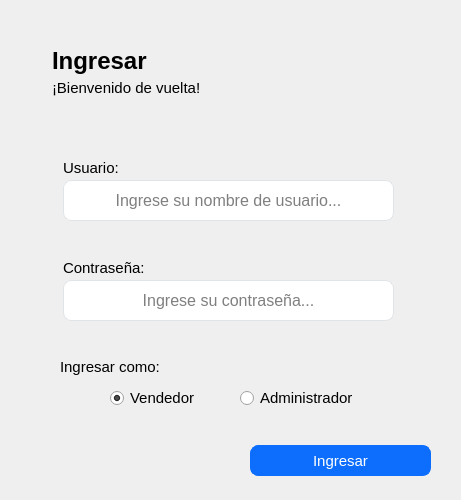
ivanperez-7/printpos, file ui/Ui_Login.ui: the form before one commit.
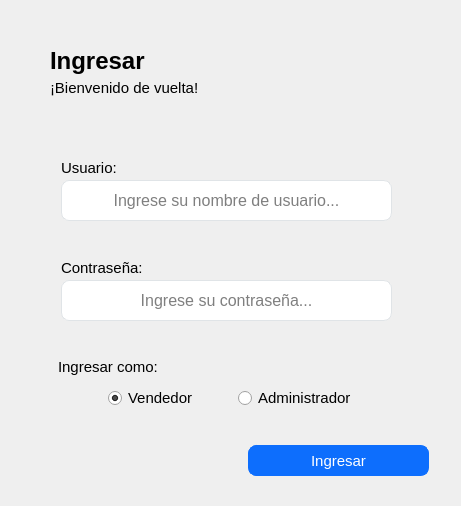
The form after the commit. Icons and pictures are not drawn.

```diff
--- a/ui/Ui_Login.ui
+++ b/ui/Ui_Login.ui
@@ -1,13 +1,13 @@
 <?xml version="1.0" encoding="UTF-8"?>
 <ui version="4.0">
  <class>Login</class>
- <widget class="QMainWindow" name="Login">
+ <widget class="QWidget" name="Login">
   <property name="geometry">
    <rect>
     <x>0</x>
     <y>0</y>
     <width>461</width>
-    <height>500</height>
+    <height>506</height>
    </rect>
   </property>
   <property name="windowTitle">
@@ -32,87 +32,10 @@
   color: #767e89;
 }</string>
   </property>
-  <widget class="QWidget" name="centralwidget">
-   <widget class="QLabel" name="lbTitulo">
-    <property name="geometry">
-     <rect>
-      <x>52</x>
-      <y>40</y>
-      <width>101</width>
-      <height>41</height>
-     </rect>
-    </property>
-    <property name="font">
-     <font>
-      <pointsize>18</pointsize>
-      <bold>true</bold>
-     </font>
-    </property>
-    <property name="text">
-     <string>Ingresar</string>
-    </property>
-   </widget>
-   <widget class="QLineEdit" name="inputUsuario">
-    <property name="geometry">
-     <rect>
-      <x>63</x>
-      <y>180</y>
-      <width>331</width>
-      <height>41</height>
-     </rect>
-    </property>
-    <property name="font">
-     <font>
-      <pointsize>12</pointsize>
-     </font>
-    </property>
-    <property name="alignment">
-     <set>Qt::AlignCenter</set>
-    </property>
-    <property name="placeholderText">
-     <string>Ingrese su nombre de usuario...</string>
-    </property>
-   </widget>
-   <widget class="QLabel" name="lbUsuario">
-    <property name="geometry">
-     <rect>
-      <x>63</x>
-      <y>160</y>
-      <width>81</width>
-      <height>16</height>
-     </rect>
-    </property>
-    <property name="font">
-     <font>
-      <pointsize>11</pointsize>
-     </font>
-    </property>
-    <property name="text">
-     <string>Usuario:</string>
-    </property>
-   </widget>
-   <widget class="QLabel" name="lbContrasenia">
-    <property name="geometry">
-     <rect>
-      <x>63</x>
-      <y>260</y>
-      <width>91</width>
-      <height>16</height>
-     </rect>
-    </property>
-    <property name="font">
-     <font>
-      <pointsize>11</pointsize>
-     </font>
-    </property>
-    <property name="text">
-     <string>Contraseña:</string>
-    </property>
-   </widget>
    <widget class="QLabel" name="lbEstado">
     <property name="geometry">
      <rect>
-      <x>30</x>
+     <x>28</x>
       <y>430</y>
       <width>191</width>
       <height>55</height>
@@ -136,68 +59,10 @@
      <bool>true</bool>
     </property>
    </widget>
-   <widget class="QLabel" name="label">
-    <property name="geometry">
-     <rect>
-      <x>250</x>
-      <y>30</y>
-      <width>171</width>
-      <height>91</height>
-     </rect>
-    </property>
-    <property name="styleSheet">
-     <string notr="true">image: url(:/img/resources/images/logo.png);</string>
-    </property>
-    <property name="text">
-     <string/>
-    </property>
-   </widget>
-   <widget class="QLabel" name="lbSubtitulo">
-    <property name="geometry">
-     <rect>
-      <x>52</x>
-      <y>80</y>
-      <width>161</width>
-      <height>16</height>
-     </rect>
-    </property>
-    <property name="font">
-     <font>
-      <pointsize>11</pointsize>
-     </font>
-    </property>
-    <property name="text">
-     <string>¡Bienvenido de vuelta!</string>
-    </property>
-   </widget>
-   <widget class="QLineEdit" name="inputContrasenia">
-    <property name="geometry">
-     <rect>
-      <x>63</x>
-      <y>280</y>
-      <width>331</width>
-      <height>41</height>
-     </rect>
-    </property>
-    <property name="font">
-     <font>
-      <pointsize>12</pointsize>
-     </font>
-    </property>
-    <property name="echoMode">
-     <enum>QLineEdit::Password</enum>
-    </property>
-    <property name="alignment">
-     <set>Qt::AlignCenter</set>
-    </property>
-    <property name="placeholderText">
-     <string>Ingrese su contraseña...</string>
-    </property>
-   </widget>
    <widget class="QPushButton" name="btIngresar">
     <property name="geometry">
      <rect>
-      <x>250</x>
+     <x>248</x>
       <y>435</y>
       <width>181</width>
       <height>41</height>
@@ -231,10 +96,109 @@
      <string>Ingresar</string>
     </property>
    </widget>
+  <widget class="QLabel" name="lbUsuario">
+   <property name="geometry">
+    <rect>
+     <x>61</x>
+     <y>160</y>
+     <width>81</width>
+     <height>16</height>
+    </rect>
+   </property>
+   <property name="font">
+    <font>
+     <pointsize>11</pointsize>
+    </font>
+   </property>
+   <property name="text">
+    <string>Usuario:</string>
+   </property>
+  </widget>
+  <widget class="QRadioButton" name="radioButton">
+   <property name="geometry">
+    <rect>
+     <x>108</x>
+     <y>388</y>
+     <width>111</width>
+     <height>20</height>
+    </rect>
+   </property>
+   <property name="font">
+    <font>
+     <pointsize>11</pointsize>
+    </font>
+   </property>
+   <property name="text">
+    <string>Vendedor</string>
+   </property>
+   <property name="checked">
+    <bool>true</bool>
+   </property>
+   <attribute name="buttonGroup">
+    <string notr="true">groupRol</string>
+   </attribute>
+  </widget>
+  <widget class="QLabel" name="lbSubtitulo">
+   <property name="geometry">
+    <rect>
+     <x>50</x>
+     <y>80</y>
+     <width>161</width>
+     <height>16</height>
+    </rect>
+   </property>
+   <property name="font">
+    <font>
+     <pointsize>11</pointsize>
+    </font>
+   </property>
+   <property name="text">
+    <string>¡Bienvenido de vuelta!</string>
+   </property>
+  </widget>
+  <widget class="QLineEdit" name="inputUsuario">
+   <property name="geometry">
+    <rect>
+     <x>61</x>
+     <y>180</y>
+     <width>331</width>
+     <height>41</height>
+    </rect>
+   </property>
+   <property name="font">
+    <font>
+     <pointsize>12</pointsize>
+    </font>
+   </property>
+   <property name="alignment">
+    <set>Qt::AlignCenter</set>
+   </property>
+   <property name="placeholderText">
+    <string>Ingrese su nombre de usuario...</string>
+   </property>
+  </widget>
+  <widget class="QLabel" name="lbContrasenia">
+   <property name="geometry">
+    <rect>
+     <x>61</x>
+     <y>260</y>
+     <width>91</width>
+     <height>16</height>
+    </rect>
+   </property>
+   <property name="font">
+    <font>
+     <pointsize>11</pointsize>
+    </font>
+   </property>
+   <property name="text">
+    <string>Contraseña:</string>
+   </property>
+  </widget>
    <widget class="QLabel" name="lbContrasenia_2">
     <property name="geometry">
      <rect>
-      <x>60</x>
+     <x>58</x>
       <y>356</y>
       <width>111</width>
       <height>21</height>
@@ -249,34 +213,10 @@
      <string>Ingresar como:</string>
     </property>
    </widget>
-   <widget class="QRadioButton" name="radioButton">
-    <property name="geometry">
-     <rect>
-      <x>110</x>
-      <y>388</y>
-      <width>111</width>
-      <height>20</height>
-     </rect>
-    </property>
-    <property name="font">
-     <font>
-      <pointsize>11</pointsize>
-     </font>
-    </property>
-    <property name="text">
-     <string>Vendedor</string>
-    </property>
-    <property name="checked">
-     <bool>true</bool>
-    </property>
-    <attribute name="buttonGroup">
-     <string notr="true">groupRol</string>
-    </attribute>
-   </widget>
    <widget class="QRadioButton" name="radioButton_2">
     <property name="geometry">
      <rect>
-      <x>240</x>
+     <x>238</x>
       <y>388</y>
       <width>121</width>
       <height>20</height>
@@ -294,8 +234,73 @@
      <string notr="true">groupRol</string>
     </attribute>
    </widget>
+  <widget class="QLineEdit" name="inputContrasenia">
+   <property name="geometry">
+    <rect>
+     <x>61</x>
+     <y>280</y>
+     <width>331</width>
+     <height>41</height>
+    </rect>
+   </property>
+   <property name="font">
+    <font>
+     <pointsize>12</pointsize>
+    </font>
+   </property>
+   <property name="echoMode">
+    <enum>QLineEdit::Password</enum>
+   </property>
+   <property name="alignment">
+    <set>Qt::AlignCenter</set>
+   </property>
+   <property name="placeholderText">
+    <string>Ingrese su contraseña...</string>
+   </property>
   </widget>
- </widget>
+  <widget class="QLabel" name="label">
+   <property name="geometry">
+    <rect>
+     <x>248</x>
+     <y>30</y>
+     <width>171</width>
+     <height>91</height>
+    </rect>
+   </property>
+   <property name="styleSheet">
+    <string notr="true">image: url(:/img/resources/images/logo.png);</string>
+   </property>
+   <property name="text">
+    <string/>
+   </property>
+  </widget>
+  <widget class="QLabel" name="lbTitulo">
+   <property name="geometry">
+    <rect>
+     <x>50</x>
+     <y>40</y>
+     <width>101</width>
+     <height>41</height>
+    </rect>
+   </property>
+   <property name="font">
+    <font>
+     <pointsize>18</pointsize>
+     <bold>true</bold>
+    </font>
+   </property>
+   <property name="text">
+    <string>Ingresar</string>
+   </property>
+  </widget>
+ </widget>
+ <tabstops>
+  <tabstop>inputUsuario</tabstop>
+  <tabstop>inputContrasenia</tabstop>
+  <tabstop>radioButton</tabstop>
+  <tabstop>radioButton_2</tabstop>
+  <tabstop>btIngresar</tabstop>
+ </tabstops>
  <resources>
   <include location="../resources.qrc"/>
  </resources>
```
Lines whose indentation alone changed are shown as unchanged.
